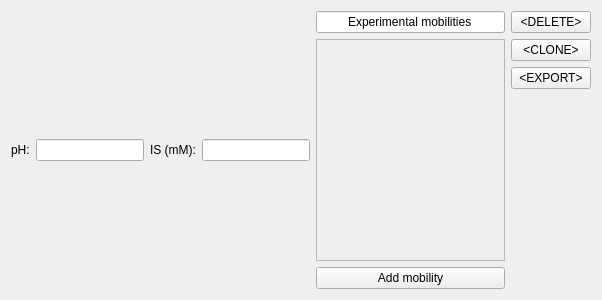
echmet/AnglerFish, file src/ui/bufferwidget.ui: the form before one commit.
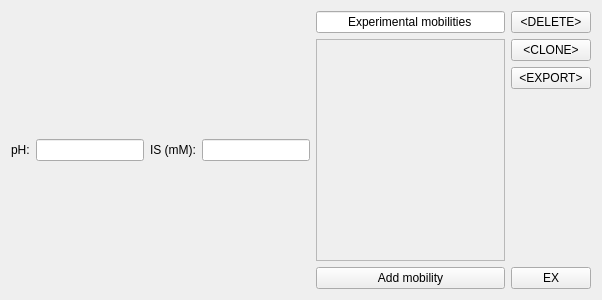
The form after the commit. Custom widgets are drawn as their Qt base class.

Commit message: Add an option to temporarily exclude a buffer from fit

Patch:
```diff
--- a/src/ui/bufferwidget.ui
+++ b/src/ui/bufferwidget.ui
@@ -136,7 +136,7 @@
     </layout>
    </item>
    <item>
-    <layout class="QVBoxLayout" name="qvlay_controls" stretch="0,0,0,0">
+    <layout class="QVBoxLayout" name="qvlay_controls" stretch="0,0,0,0,0">
      <item>
       <widget class="QPushButton" name="qpb_remove">
        <property name="text">
@@ -171,6 +171,22 @@
        </property>
       </spacer>
      </item>
+     <item>
+      <widget class="QPushButton" name="qpb_exclude">
+       <property name="text">
+        <string>EX</string>
+       </property>
+       <property name="checkable">
+        <bool>true</bool>
+       </property>
+       <property name="checked">
+        <bool>false</bool>
+       </property>
+       <property name="flat">
+        <bool>false</bool>
+       </property>
+      </widget>
+     </item>
     </layout>
    </item>
   </layout>
```
The commit also changes 4 other files.
